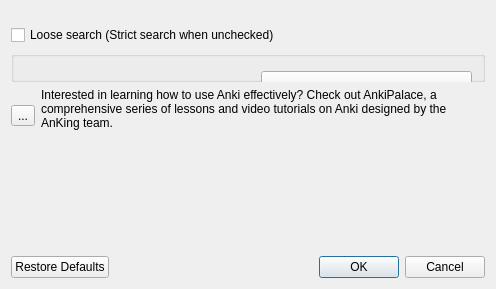
Qt form designer/options.ui (AnKing-VIP/anking_addon_template) before a commit.
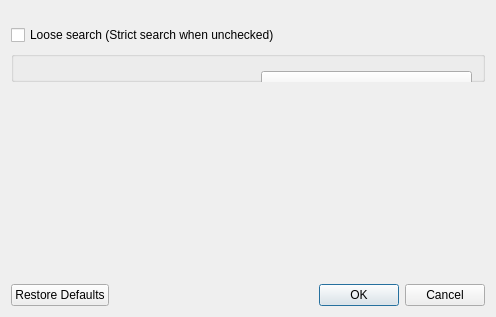
The same form after that commit. Icons and pictures are not drawn. Custom widgets are drawn as their Qt base class.

What changed in the file:
```diff
--- a/designer/options.ui
+++ b/designer/options.ui
@@ -7,7 +7,7 @@
     <x>0</x>
     <y>0</y>
     <width>496</width>
-    <height>289</height>
+    <height>317</height>
    </rect>
   </property>
   <property name="windowTitle">
@@ -15,7 +15,7 @@
   </property>
   <layout class="QGridLayout" name="gridLayout_6">
    <item row="2" column="0" rowspan="2" colspan="2">
-    <layout class="QVBoxLayout" name="verticalLayout" stretch="0,0,0,0,0,1">
+    <layout class="QVBoxLayout" name="verticalLayout" stretch="0,0,0,0,0,0,1">
      <item>
       <widget class="QWidget" name="AnkingHeader" native="true"/>
      </item>
@@ -25,11 +25,11 @@
         <enum>Qt::Vertical</enum>
        </property>
        <property name="sizeType">
-        <enum>QSizePolicy::Maximum</enum>
+        <enum>QSizePolicy::Fixed</enum>
        </property>
        <property name="sizeHint" stdset="0">
         <size>
-         <width>20</width>
+         <width>0</width>
          <height>8</height>
         </size>
        </property>
@@ -90,35 +90,43 @@
        </widget>
       </widget>
      </item>
+     <item>
+      <spacer name="verticalSpacer3">
+       <property name="orientation">
+        <enum>Qt::Vertical</enum>
+       </property>
+       <property name="sizeType">
+        <enum>QSizePolicy::Fixed</enum>
+       </property>
+       <property name="sizeHint" stdset="0">
+        <size>
+         <width>0</width>
+         <height>3</height>
+        </size>
+       </property>
+      </spacer>
+     </item>
      <item>
       <layout class="QHBoxLayout" name="horizontalLayout">
        <item>
-        <widget class="QToolButton" name="toolButton_palace">
-         <property name="text">
-          <string>...</string>
+        <widget class="QWidget" name="AnkiPalace" native="true">
+         <property name="enabled">
+          <bool>true</bool>
          </property>
-         <property name="icon">
-          <iconset resource="../resources/icons.qrc">
-           <normaloff>:/AnKing/AnkiPalace_no_text.png</normaloff>:/AnKing/AnkiPalace_no_text.png</iconset>
+        </widget>
+       </item>
+       <item>
+        <spacer name="horizontalSpacer">
+         <property name="orientation">
+          <enum>Qt::Horizontal</enum>
          </property>
-         <property name="iconSize">
+         <property name="sizeHint" stdset="0">
           <size>
-           <width>40</width>
-           <height>40</height>
+           <width>0</width>
+           <height>0</height>
           </size>
          </property>
-        </widget>
-       </item>
-       <item>
-        <widget class="QLabel" name="label_2">
-         <property name="text">
-          <string>Interested in learning how to use Anki effectively? Check out AnkiPalace, a comprehensive series of lessons and video tutorials on Anki designed by the AnKing team.
-</string>
-         </property>
-         <property name="wordWrap">
-          <bool>true</bool>
-         </property>
-        </widget>
+        </spacer>
        </item>
       </layout>
      </item>
```
Left out of the diff: 2 changed lines with no effect on the pictures.
